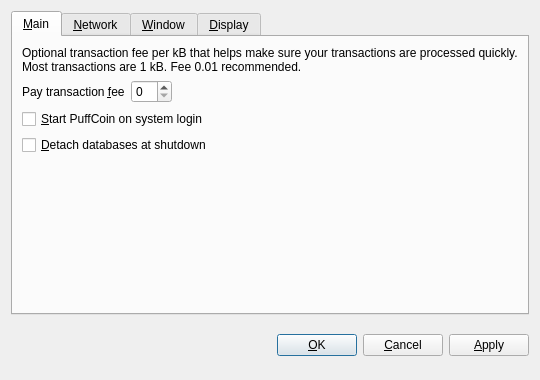
Before: the Qt Designer form src/qt/forms/optionsdialog.ui in abelov335/codetowncoin, drawn with Qt 5.
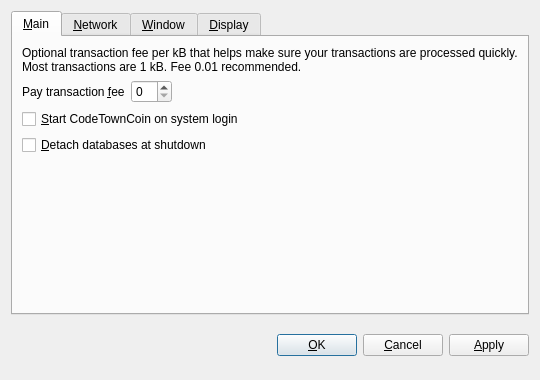
After: the same form once the commit is applied. The open tabs and pages were chosen to show the change. Custom widgets are drawn as their Qt base class.

The edit to the form file:
```diff
--- a/src/qt/forms/optionsdialog.ui
+++ b/src/qt/forms/optionsdialog.ui
@@ -82,7 +82,7 @@
           <string>Automatically start PuffCoin after logging in to the system.</string>
          </property>
          <property name="text">
-          <string>&amp;Start PuffCoin on system login</string>
+          <string>&amp;Start CodeTownCoin on system login</string>
          </property>
         </widget>
        </item>
```
Left out of the diff: 10 changed lines with no effect on the pictures.
